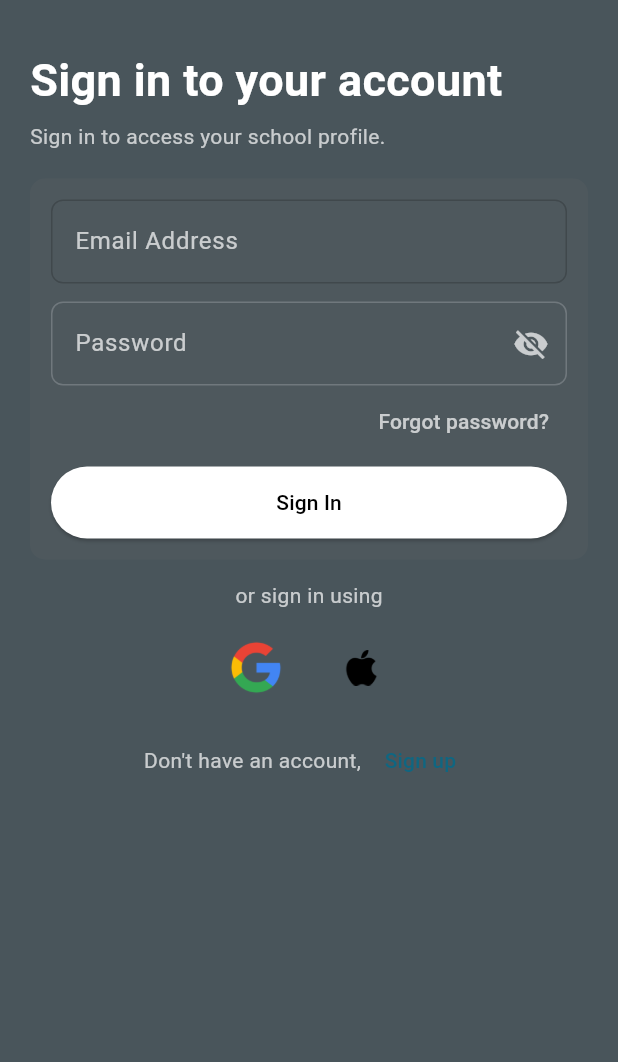
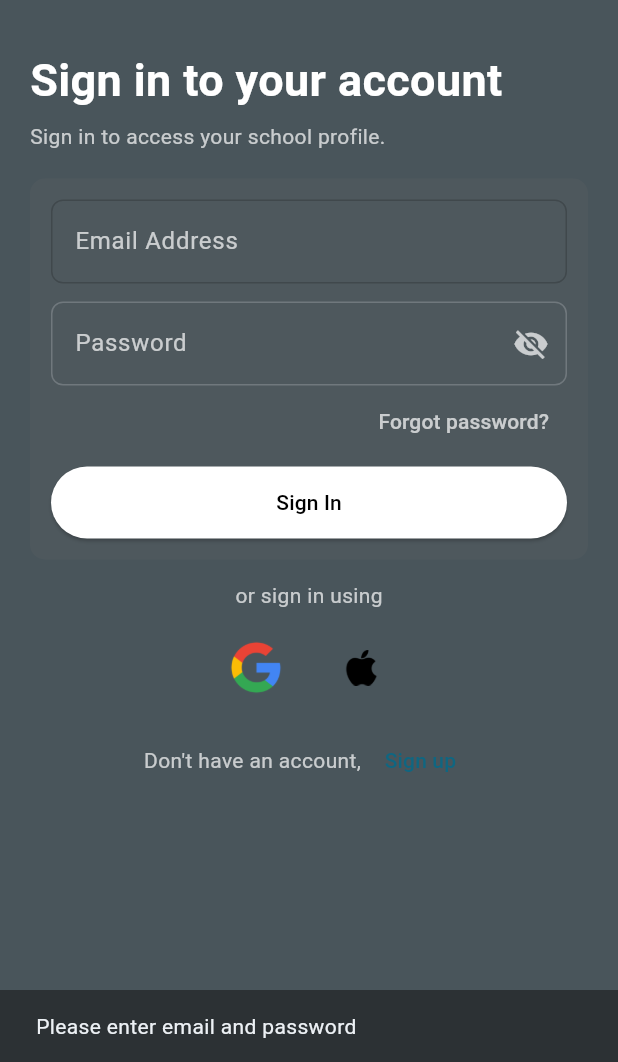
Before and after one commit to darrenc04/FYP, a Flutter app: the screen it shows after launch, after a tap on "Sign In", on a phone screen of 412 x 824 dp, the part 174-1236 px from its top. Run offline on Flutter 3.47's test engine with Material 3 defaults, Android fonts, the phone set to English and light mode, and no system bars; our stand-ins replace firebase_auth, firebase_core, google_sign_in; accounts and stored records are empty.

Commit message:
login (android only)

```diff
--- a/fyp_app/lib/pages/login_page.dart
+++ b/fyp_app/lib/pages/login_page.dart
@@ -1,4 +1,8 @@
 import 'package:flutter/material.dart';
+import 'package:firebase_auth/firebase_auth.dart';
+import 'package:flutter/services.dart';
+import '../services/auth_service.dart';
+import 'home_page.dart';
 
 class LoginPage extends StatefulWidget {
   const LoginPage({super.key});
@@ -11,6 +15,8 @@ class _LoginPageState extends State<LoginPage> {
   final _emailController = TextEditingController();
   final _passwordController = TextEditingController();
   bool _obscure = true;
+  final AuthService _authService = AuthService();
+  bool _loading = false;
 
   @override
   void dispose() {
@@ -107,12 +113,39 @@ class _LoginPageState extends State<LoginPage> {
                       width: double.infinity,
                       child: ElevatedButton(
                         style: ElevatedButton.styleFrom(backgroundColor: Colors.white, foregroundColor: Colors.black),
-                        onPressed: () {
-                          // TODO: hook into real auth
+                        onPressed: _loading ? null : () async {
+                          if (_emailController.text.isEmpty || _passwordController.text.isEmpty) {
+                            ScaffoldMessenger.of(context).showSnackBar(
+                              const SnackBar(content: Text('Please enter email and password')),
+                            );
+                            return;
+                          }
+
+                          setState(() => _loading = true);
+                          try {
+                            final email = _emailController.text.trim();
+                            final password = _passwordController.text.trim();
+                            final user = await _authService.signInWithEmail(email, password);
+                            if (user != null) {
+                              Navigator.of(context).pushReplacement(MaterialPageRoute(builder: (_) => const HomePage()));
+                            } else {
+                              ScaffoldMessenger.of(context).showSnackBar(const SnackBar(content: Text('Login failed')));
+                            }
+                          } on FirebaseAuthException catch (e) {
+                            ScaffoldMessenger.of(context).showSnackBar(
+                              SnackBar(content: Text(e.message ?? 'An error occurred during login')),
+                            );
+                          } catch (e) {
+                            ScaffoldMessenger.of(context).showSnackBar(SnackBar(content: Text(e.toString())));
+                          } finally {
+                            if (mounted) setState(() => _loading = false);
+                          }
                         },
-                        child: const Padding(
-                          padding: EdgeInsets.symmetric(vertical: 14),
-                          child: Text('Sign In'),
+                        child: Padding(
+                          padding: const EdgeInsets.symmetric(vertical: 14),
+                          child: _loading
+                              ? const SizedBox(width: 20, height: 20, child: CircularProgressIndicator(strokeWidth: 2))
+                              : const Text('Sign In'),
                         ),
                       ),
                     ),
@@ -126,12 +159,44 @@ class _LoginPageState extends State<LoginPage> {
                 mainAxisAlignment: MainAxisAlignment.center,
                 children: [
                   IconButton(
-                    onPressed: () {},
+                    onPressed: _loading ? null : () async {
+                      setState(() => _loading = true);
+                      try {
+                        final user = await _authService.signInWithGoogle();
+                        if (user != null) {
+                          Navigator.of(context).pushReplacement(MaterialPageRoute(builder: (_) => const HomePage()));
+                        }
+                      } on MissingPluginException catch (_) {
+                        ScaffoldMessenger.of(context).showSnackBar(
+                          const SnackBar(content: Text('Google Sign-In is not available on this platform or the plugin was not registered. Try a full restart: flutter clean; flutter pub get; flutter run.')),
+                        );
+                      } catch (e) {
+                        ScaffoldMessenger.of(context).showSnackBar(SnackBar(content: Text(e.toString())));
+                      } finally {
+                        if (mounted) setState(() => _loading = false);
+                      }
+                    },
                     icon: Image.asset('assets/google.png', width: 36, height: 36, errorBuilder: (c,e,s) => const Icon(Icons.g_mobiledata, color: Colors.white, size: 30)),
                   ),
                   const SizedBox(width: 18),
                   IconButton(
-                    onPressed: () {},
+                    onPressed: _loading ? null : () async {
+                      // setState(() => _loading = true);
+                      // try {
+                      //   final user = await _authService.signInWithApple();
+                      //   if (user != null) {
+                      //     Navigator.of(context).pushReplacement(MaterialPageRoute(builder: (_) => const HomePage()));
+                      //   }
+                      // } on MissingPluginException catch (_) {
+                      //   ScaffoldMessenger.of(context).showSnackBar(
+                      //     const SnackBar(content: Text('Apple Sign-In is not available on this platform or the plugin was not registered. Try a full restart (flutter clean; flutter pub get; flutter run).')),
+                      //   );
+                      // } catch (e) {
+                      //   ScaffoldMessenger.of(context).showSnackBar(SnackBar(content: Text(e.toString())));
+                      // } finally {
+                      //   if (mounted) setState(() => _loading = false);
+                      // }
+                    },
                     icon: Image.asset('assets/apple.png', width: 36, height: 36, errorBuilder: (c,e,s) => const Icon(Icons.apple, color: Colors.white, size: 30)),
                   ),
                 ],
```
Also changed, not shown: fyp_app/lib/pages/home_page.dart (added, +144 -0 lines), fyp_app/lib/services/auth_service.dart (added, +62 -0 lines), fyp_app/pubspec.yaml (+8 -1 lines), fyp_app/pubspec.lock, 5 other files.
